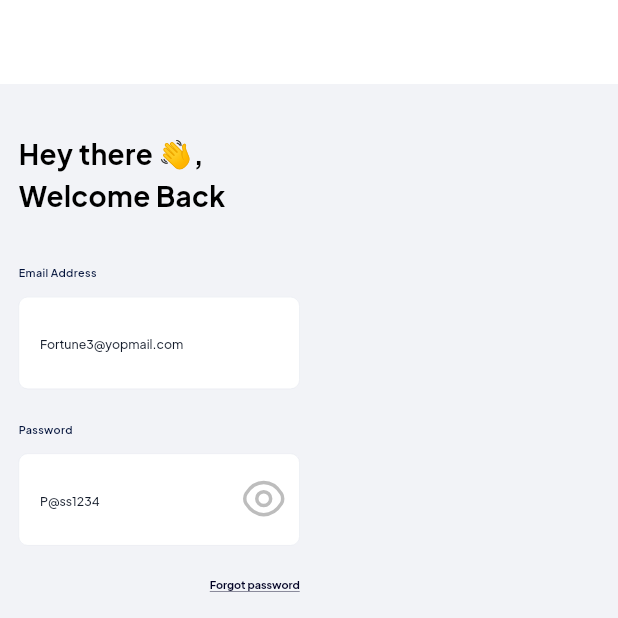
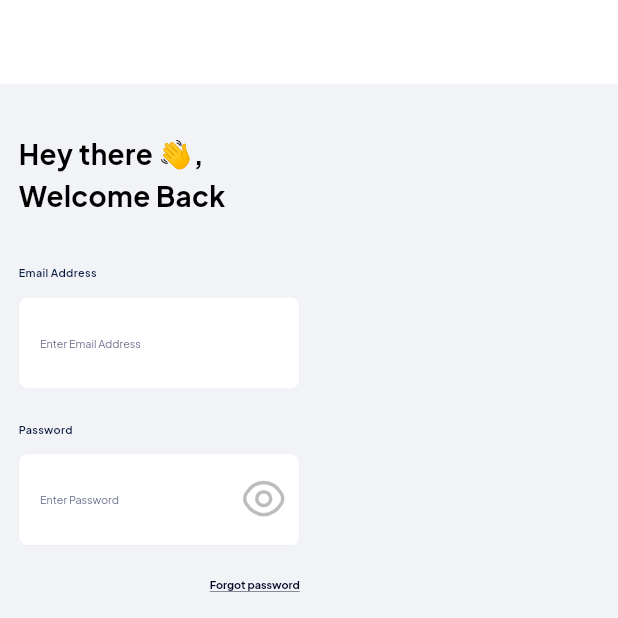
Before and after one commit to fortune2009/medilearnpro, a Flutter app: the SignIn screen opened by its route, on a phone screen of 412 x 824 dp, the top half of it. Run offline on Flutter 3.47's test engine with Material 3 defaults, Android fonts, the phone set to English and light mode, and no system bars; our stand-ins replace carousel_slider, file_picker, firebase_core, flutter_screenutil, flutter_svg, intl_phone_field and 6 more; missing offline and left inert: flutter_super_html_viewer, flutter_web_browser; accounts and stored records are empty.

Commit message:
commit for android changes

```diff
--- a/lib/modules/authentication/sign_in.dart
+++ b/lib/modules/authentication/sign_in.dart
@@ -3,15 +3,30 @@ import 'package:medilearnpro/modules/authentication/viewmodel/sign_in_vm.dart';
 import 'package:medilearnpro/router/route_paths.dart';
 import 'package:medilearnpro/shared/widgets/all_package.dart';
 
-class SignIn extends StatelessWidget {
+class SignIn extends StatefulWidget {
   SignIn({Key? key}) : super(key: key);
+
+  @override
+  State<SignIn> createState() => _SignInState();
+}
+
+class _SignInState extends State<SignIn> {
   final formKey = GlobalKey<FormState>();
+  SignInViewModel? signInVM;
+
+  @override
+  void initState() {
+    super.initState();
+    signInVM = SignInViewModel(
+        context: context, authenticationService: si.authenticationService);
+  }
 
   @override
   Widget build(BuildContext context) {
     return BaseView<SignInViewModel>(
-      vmBuilder: (context) => SignInViewModel(
-          context: context, authenticationService: si.authenticationService),
+      vmBuilder: (context) => signInVM!,
+      // vmBuilder: (context) => SignInViewModel(
+      //     context: context, authenticationService: si.authenticationService),
       builder: _buildScreen,
     );
   }
--- a/lib/modules/authentication/viewmodel/forgot_password_vm.dart
+++ b/lib/modules/authentication/viewmodel/forgot_password_vm.dart
@@ -13,9 +13,12 @@ class ForgotPasswordViewModel extends BaseViewModel {
   String? message;
   bool isPasswordVisible = false;
 
-  final emailController = TextEditingController(text: "Fortune@yopmail.com");
-  final oobCodeController = TextEditingController(text: "P@ss1234");
-  final newPasswordController = TextEditingController(text: "P@ss1234");
+  // final emailController = TextEditingController(text: "Fortune@yopmail.com");
+  // final oobCodeController = TextEditingController(text: "P@ss1234");
+  // final newPasswordController = TextEditingController(text: "P@ss1234");
+  final emailController = TextEditingController();
+  final oobCodeController = TextEditingController();
+  final newPasswordController = TextEditingController();
 
   ForgotPasswordViewModel({this.context, this.authenticationService});
 
--- a/lib/modules/authentication/viewmodel/sign_in_vm.dart
+++ b/lib/modules/authentication/viewmodel/sign_in_vm.dart
@@ -13,8 +13,10 @@ class SignInViewModel extends BaseViewModel {
   final AuthenticationService? authenticationService;
   String? message;
 
-  final emailController = TextEditingController(text: "Fortune3@yopmail.com");
-  final passwordController = TextEditingController(text: "P@ss1234");
+  // final emailController = TextEditingController(text: "Fortune3@yopmail.com");
+  // final passwordController = TextEditingController(text: "P@ss1234");
+  final emailController = TextEditingController();
+  final passwordController = TextEditingController();
   bool isPasswordVisible = false;
 
   SignInViewModel({this.context, this.authenticationService});
```
Also changed, not shown: 2 other files.
